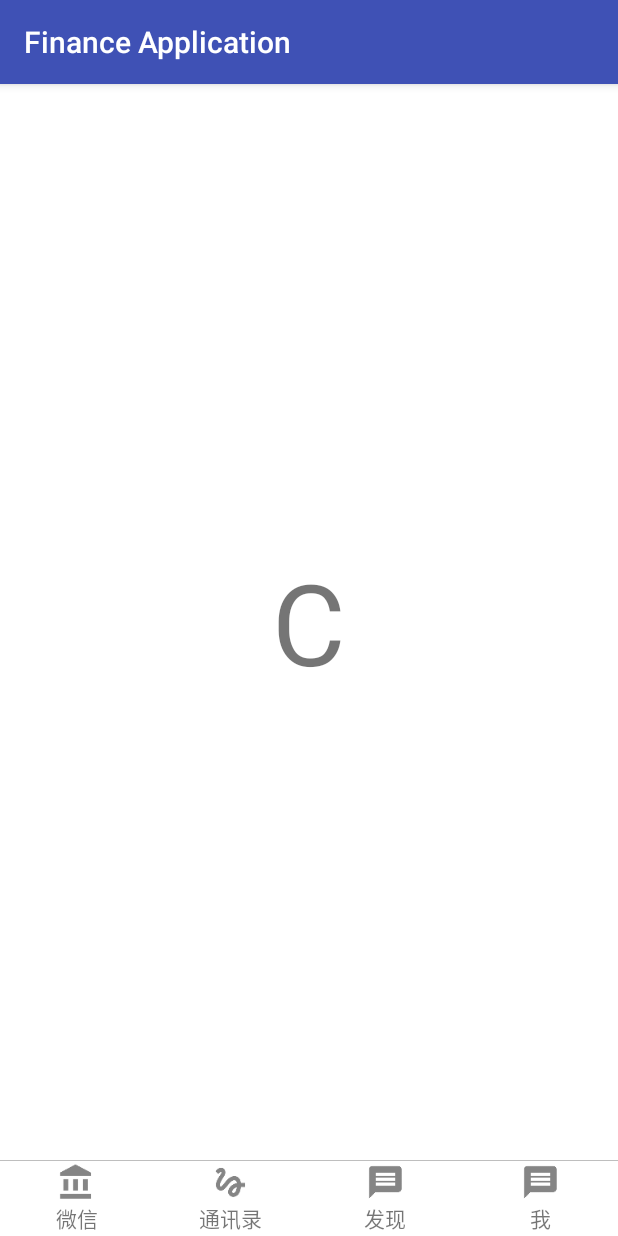
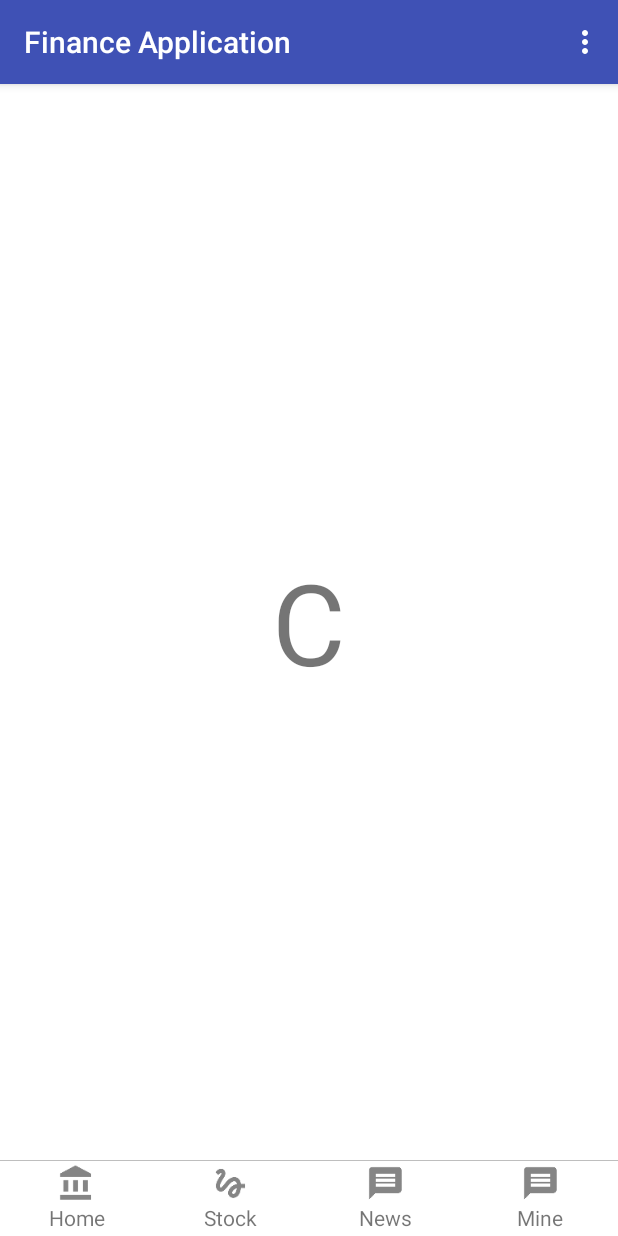
Before and after one commit to lihanglh/FinanceApp_android, an Android app: the screen it shows after launch (MainActivity), item 3 of the bottom bar chosen, on a phone screen of 412 x 824 dp. Run offline under Robolectric (Android 15) with nearby library versions, the phone set to English and light mode, and no system bars.

Commit message:
second version:4 tabs: browser, http connection, blank, blank

```diff
--- a/app/build.gradle
+++ b/app/build.gradle
@@ -5,7 +5,7 @@ android {
     defaultConfig {
         applicationId "cn.hangkli.financeapp"
         minSdkVersion 26
-        targetSdkVersion 28
+        targetSdkVersion 27
         versionCode 1
         versionName "1.0"
         testInstrumentationRunner "android.support.test.runner.AndroidJUnitRunner"
@@ -23,6 +23,7 @@ dependencies {
     implementation 'com.android.support:appcompat-v7:28.0.0-beta01'
     implementation 'com.android.support.constraint:constraint-layout:1.1.2'
     implementation 'com.android.support:design:28.0.0-beta01'
+    implementation 'com.google.code.gson:gson:2.8.0'
     testImplementation 'junit:junit:4.12'
     androidTestImplementation 'com.android.support.test:runner:1.0.2'
     androidTestImplementation 'com.android.support.test.espresso:espresso-core:3.0.2'
--- a/app/src/main/AndroidManifest.xml
+++ b/app/src/main/AndroidManifest.xml
@@ -18,6 +18,7 @@
                 <category android:name="android.intent.category.LAUNCHER" />
             </intent-filter>
         </activity>
+        <activity android:name=".SettingActivity"></activity>
    </application>
 
 </manifest>
--- a/app/src/main/java/cn/hangkli/financeapp/HomeFragment.java
+++ b/app/src/main/java/cn/hangkli/financeapp/HomeFragment.java
@@ -1,6 +1,8 @@
 package cn.hangkli.financeapp;
 
+import android.content.SharedPreferences;
 import android.os.Bundle;
+import android.preference.PreferenceManager;
 import android.support.annotation.NonNull;
 import android.support.annotation.Nullable;
 import android.support.v4.app.Fragment;
@@ -13,7 +15,11 @@ import android.widget.TextView;
 
 public class HomeFragment extends Fragment {
 
-    WebView browser;
+    private WebView webView;
+
+    public WebView getWebView(){
+        return webView;
+    }
 
     public static HomeFragment newInstance(int index){
         Bundle bundle = new Bundle();
@@ -26,15 +32,28 @@ public class HomeFragment extends Fragment {
     @Nullable
     @Override
     public View onCreateView(@NonNull LayoutInflater inflater, @Nullable ViewGroup container, @Nullable Bundle savedInstanceState) {
+
         View view = inflater.inflate(R.layout.home_fragment, container, false);
-
-        browser=(WebView)view.findViewById(R.id.home_web);
-        browser.getSettings().setJavaScriptEnabled(true);
-        browser.setWebViewClient(new WebViewClient());
-        browser.loadUrl("https://finance.sina.cn");
+        webView=(WebView)view.findViewById(R.id.home_web);
+        webView.getSettings().setJavaScriptEnabled(true);
+        webView.setWebViewClient(new WebViewClient());
 
         return view;
     }
 
+    @Override
+    public void onResume() {
 
+        final String HOME_URL = "https://finance.sina.cn";
+
+
+        super.onResume();
+
+        SharedPreferences myPref = PreferenceManager.getDefaultSharedPreferences(getActivity());
+        String urlHome = myPref.getString("SETTING_URL_HOME", HOME_URL);
+
+        webView.loadUrl(urlHome);
+
+
+    }
 }
--- a/app/src/main/java/cn/hangkli/financeapp/MainActivity.java
+++ b/app/src/main/java/cn/hangkli/financeapp/MainActivity.java
@@ -1,11 +1,16 @@
 package cn.hangkli.financeapp;
 
+import android.content.Intent;
 import android.support.v7.app.AppCompatActivity;
 import android.os.Bundle;
 
 import android.support.design.widget.TabLayout;
 import android.support.v4.app.Fragment;
 import android.support.v4.view.ViewPager;
+import android.view.Menu;
+import android.view.MenuItem;
+import android.webkit.WebBackForwardList;
+import android.webkit.WebView;
 import android.widget.ImageView;
 import android.widget.TextView;
 
@@ -14,7 +19,7 @@ import java.util.List;
 
 public class MainActivity extends AppCompatActivity {
 
-    private String[] titles = new String[]{"微信", "通讯录", "发现", "我"};
+    private String[] titles = new String[4];
     private TabLayout mTabLayout;
     private ViewPager mViewPager;
     private FragmentAdapter adapter;
@@ -36,21 +41,21 @@ public class MainActivity extends AppCompatActivity {
         mViewPager = (ViewPager) findViewById(R.id.viewpager);
         mTabLayout = (TabLayout) findViewById(R.id.tablayout);
 
+        titles[0] = getString(R.string.tab_home);
+        titles[1] = getString(R.string.tab_stock);
+        titles[2] = getString(R.string.tab_news);
+        titles[3] = getString(R.string.tab_me);
+
         mTitles = new ArrayList<>();
         for (int i = 0; i < 4; i++) {
             mTitles.add(titles[i]);
         }
 
         mFragments = new ArrayList<>();
-        //for (int i = 0; i < mTitles.size(); i++) {
-           // mFragments.add(TabFragment.newInstance(i));
-        //}
-
         mFragments.add(HomeFragment.newInstance(0));
-        // mFragments.add(TabFragment.newInstance(1));
         mFragments.add(StockFragment.newInstance(1));
         mFragments.add(TabFragment.newInstance(2));
-        mFragments.add(TabFragment.newInstance(3));
+        mFragments.add(MeFragment.newInstance(3));
 
         adapter = new FragmentAdapter(getSupportFragmentManager(), mFragments, mTitles);
         mViewPager.setAdapter(adapter);//给ViewPager设置适配器
@@ -73,4 +78,56 @@ public class MainActivity extends AppCompatActivity {
 
 
     }
+
+    @Override
+    public boolean onCreateOptionsMenu(Menu menu) {
+        // Inflate the menu; this adds items to the action bar if it is present.
+        getMenuInflater().inflate(R.menu.main_menu, menu);
+        return true;
+    }
+
+    @Override
+    public boolean onOptionsItemSelected(MenuItem item) {
+        // Handle presses on the action bar items
+
+        switch (item.getItemId()) {
+
+            case R.id.action_settings:
+
+                Intent intent = new Intent(this, SettingActivity.class);
+                startActivity(intent);
+
+                return true;
+
+
+            case R.id.action_quit:
+
+                MainActivity.this.finish();
+                return true;
+
+            default:
+                return super.onOptionsItemSelected(item);
+        }
+
+    }
+
+
+    @Override
+    public void onBackPressed() {
+
+        if(mTabLayout.getSelectedTabPosition() == 0) {
+            //home tab
+            HomeFragment homeFragment = (HomeFragment)mFragments.get(0);
+            WebView webView = homeFragment.getWebView();
+            if(webView.canGoBack()) {
+
+                webView.goBack();
+            } else {
+                super.onBackPressed();
+            }
+        } else {
+
+            super.onBackPressed();
+        }
+    }
 }
--- /dev/null
+++ b/app/src/main/java/cn/hangkli/financeapp/MeFragment.java
@@ -0,0 +1,31 @@
+package cn.hangkli.financeapp;
+
+import android.os.Bundle;
+import android.support.v4.app.Fragment;
+import android.view.LayoutInflater;
+import android.view.View;
+import android.view.ViewGroup;
+import android.widget.TextView;
+
+
+public class MeFragment extends Fragment {
+
+    private TextView textView;
+
+    public static MeFragment newInstance(int index){
+        Bundle bundle = new Bundle();
+        bundle.putInt("index", 'A' + index);
+        MeFragment fragment = new MeFragment();
+        fragment.setArguments(bundle);
+        return fragment;
+    }
+
+    @Override
+    public View onCreateView(LayoutInflater inflater, ViewGroup container, Bundle savedInstanceState) {
+        View view = inflater.inflate(R.layout.tab_fragment, null);
+        textView = (TextView) view.findViewById(R.id.text);
+        textView.setText(String.valueOf((char) getArguments().getInt("index")));
+        return view;
+    }
+
+}
--- a/app/src/main/java/cn/hangkli/financeapp/StockFragment.java
+++ b/app/src/main/java/cn/hangkli/financeapp/StockFragment.java
@@ -1,22 +1,39 @@
 package cn.hangkli.financeapp;
 
-import android.app.ListFragment;
+import android.content.Intent;
+import android.content.SharedPreferences;
+import android.os.AsyncTask;
 import android.os.Bundle;
+import android.preference.PreferenceManager;
 import android.support.annotation.Nullable;
+import android.util.Log;
 import android.view.LayoutInflater;
 import android.view.View;
 import android.view.ViewGroup;
+import android.widget.AdapterView;
 import android.widget.ArrayAdapter;
 import android.support.v4.app.Fragment;
 import android.widget.ListView;
+import android.widget.Toast;
+
+import com.google.gson.Gson;
+import com.google.gson.reflect.TypeToken;
+
+import java.io.BufferedReader;
+import java.io.IOException;
+import java.io.InputStream;
+import java.io.InputStreamReader;
+import java.net.HttpURLConnection;
+import java.net.URL;
+import java.util.ArrayList;
+import java.util.List;
+
+import cn.hangkli.financeapp.data.Stock;
 
 public class StockFragment extends Fragment {
 
-    private static final String[] items= { "lorem", "ipsum", "dolor",
-            "sit", "amet", "consectetuer", "adipiscing", "elit", "morbi",
-            "vel", "ligula", "vitae", "arcu", "aliquet", "mollis", "etiam",
-            "vel", "erat", "placerat", "ante", "porttitor", "sodales",
-            "pellentesque", "augue", "purus" };
+    ArrayList<String> stockStrList = new ArrayList<String>();
+    ArrayAdapter<String> aa;
 
    public static StockFragment newInstance(int index) {
 
@@ -35,8 +52,25 @@ public class StockFragment extends Fragment {
         View view = inflater.inflate(R.layout.stock_fragment, container, false);
 
         ListView listView = (ListView)view.findViewById(R.id.stock_list);
-        listView.setAdapter(new ArrayAdapter<String>(getActivity(),
-                android.R.layout.simple_list_item_1, items));
+
+        aa = new ArrayAdapter<String>(getActivity(), android.R.layout.simple_list_item_1, stockStrList);
+
+        listView.setAdapter(aa);
+
+        listView.setOnItemClickListener(new AdapterView.OnItemClickListener(){
+
+            public void onItemClick(AdapterView<?> parent, View itemClicked, int position, long id) {
+
+                Toast.makeText(getContext(), Long.toString(id), Toast.LENGTH_SHORT).show();
+
+//                Intent intent = new Intent(getActivity(), StockActivity.class);
+//                intent.putExtra("code", id);
+//
+//                startActivity(intent);
+
+            }
+
+        });
 
         return view;
     }
@@ -45,6 +79,75 @@ public class StockFragment extends Fragment {
     public void onCreate(@Nullable Bundle savedInstanceState) {
         super.onCreate(savedInstanceState);
 
+        //load stock data:
+        //new LoadThread().start();
+        Thread t = new Thread(new Runnable() {
+            public void run() {
+                refreshStocks();
+            }
+        });
+        t.start();
 
     }
+
+    @Override
+    public void onResume() {
+        super.onResume();
+
+        refreshStocks();
+
+
+    }
+
+    private void refreshStocks() {
+
+            final String SO_URL= "http://192.168.1.12:8080/stock";
+            ArrayList<Stock> stocks;
+
+
+            try {
+
+                SharedPreferences myPref = PreferenceManager.getDefaultSharedPreferences(getActivity());
+                String ipStockApi = myPref.getString("SETTING_URL_STOCK_API", SO_URL);
+                String url = ipStockApi;
+
+                HttpURLConnection con = (HttpURLConnection)new URL(url).openConnection();
+                con.setRequestMethod("GET");
+                con.setConnectTimeout(3000);
+
+                if(con.getResponseCode() == HttpURLConnection.HTTP_OK) {
+
+                    try {
+                        InputStream in = con.getInputStream();
+                        BufferedReader reader = new BufferedReader(new InputStreamReader(in));
+
+                        stocks = new Gson().fromJson(reader, new TypeToken<List<Stock>>(){}.getType());
+
+                        stockStrList.clear();
+                        for(Stock stock: stocks) {
+
+                            stockStrList.add(stock.toString());
+                        }
+
+                        reader.close();
+
+                        aa.notifyDataSetChanged();
+
+                    }
+                    catch (IOException e) {
+                        Log.e(getClass().getSimpleName(), "Exception parsing JSON", e);
+                    }
+                    finally {
+                        con.disconnect();
+                    }
+                }
+
+            }
+            catch (Exception e) {
+                Log.e(getClass().getSimpleName(), "Exception parsing JSON", e);
+            }
+
+        }
+
+
 }
--- /dev/null
+++ b/app/src/main/res/menu/main_menu.xml
@@ -0,0 +1,14 @@
+<?xml version="1.0" encoding="utf-8"?>
+<menu xmlns:app="http://schemas.android.com/apk/res-auto"
+    xmlns:tools="http://schemas.android.com/tools"
+    xmlns:android="http://schemas.android.com/apk/res/android">
+
+    <item
+        android:id="@+id/action_settings"
+        android:title="@string/action_settings" />
+
+    <item
+        android:id="@+id/action_quit"
+        android:title="@string/action_quit" />
+
+</menu>
--- a/app/src/main/res/values/strings.xml
+++ b/app/src/main/res/values/strings.xml
@@ -1,10 +1,15 @@
 <resources>
     <string name="app_name">Finance Application</string>
 
+    <!-- menu  item -->
+    <string name="action_settings">Settings</string>
+    <string name="action_quit">Quit</string>
+
+    <!-- tab text: -->
     <string name="tab_home">Home</string>
     <string name="tab_stock">Stock</string>
     <string name="tab_news">News</string>
-    <string name="tab_mine">Mine</string>
+    <string name="tab_me">Mine</string>
 
 
 </resources>
--- a/app/src/main/res/values/styles.xml
+++ b/app/src/main/res/values/styles.xml
@@ -1,7 +1,7 @@
 <resources>
 
     <!-- Base application theme. -->
-    <style name="AppTheme" parent="Theme.AppCompat.Light.DarkActionBar">
+    <style name="AppTheme" parent="Base.Theme.AppCompat.Light.DarkActionBar">
         <!-- Customize your theme here. -->
         <item name="colorPrimary">@color/colorPrimary</item>
         <item name="colorPrimaryDark">@color/colorPrimaryDark</item>
--- /dev/null
+++ b/app/src/main/res/xml/preference_headers.xml
@@ -0,0 +1,6 @@
+<?xml version="1.0" encoding="utf-8"?>
+<preference-headers xmlns:android="http://schemas.android.com/apk/res/android">
+  <header android:fragment="cn.hangkli.financeapp.SettingActivity$PrefFragment"
+          android:title="Settings"
+          android:summary="Finance App Settings" />
+</preference-headers>
```
Also changed, not shown: app/src/main/java/cn/hangkli/financeapp/SettingActivity.java (added, +35 -0 lines), app/src/main/java/cn/hangkli/financeapp/StockActivity.java (added, +8 -0 lines), app/src/main/java/cn/hangkli/financeapp/data/Stock.java (added, +31 -0 lines), app/src/main/res/layout/activity_stock.xml (added, +25 -0 lines), 1 other file.
